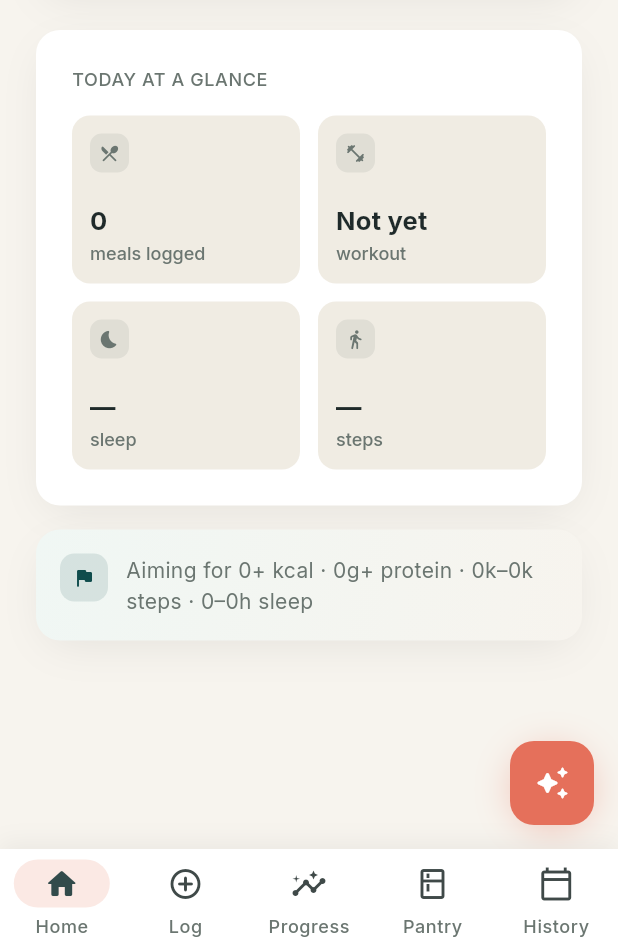
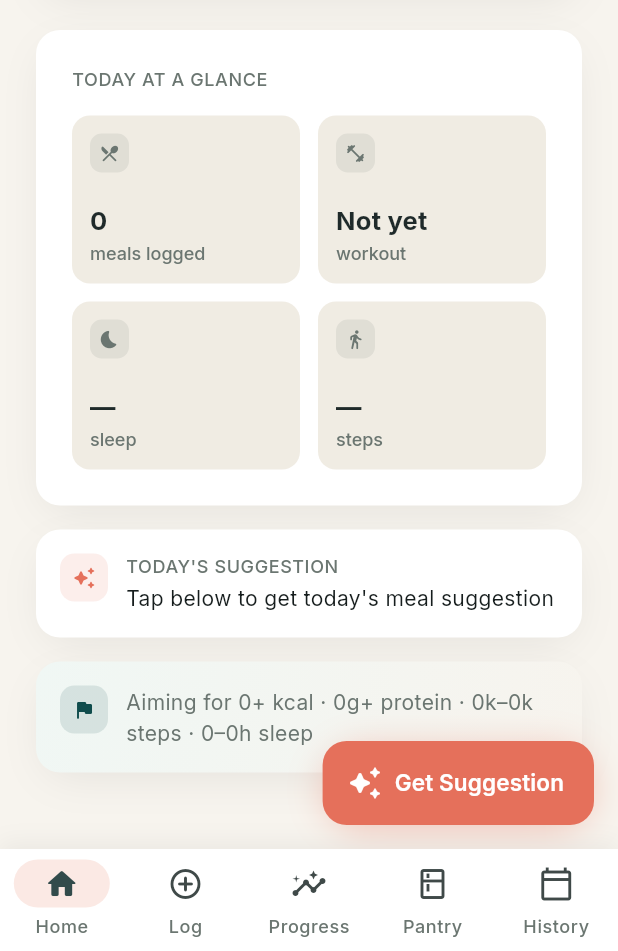
Before and after one commit to PJPhukan/Health-tracker, a Flutter app: the MainShell screen opened directly, on a phone screen of 412 x 824 dp, the part 285-1236 px from its top. Run offline on Flutter 3.47's test engine with Material 3 defaults, Android fonts, the phone set to English and light mode, and no system bars; our stand-ins replace cloud_firestore, firebase_auth, firebase_core, fl_chart, flutter_local_notifications, flutter_timezone and 8 more; missing offline and left inert: health, purchases_flutter; accounts and stored records are empty.

Commit message:
suggestion: cache today's result instead of regenerating every open
- HealthRepository.getTodaySuggestion() / isFromToday(): the newest
  suggestion_history row for today, or null. Regenerating inserts a new
  row rather than overwriting — the old one stays for the past-
  suggestions screen; "today's cache" is always just the latest by
  timestamp.
- New SuggestionCacheService: ensureToday() returns the cache or
  silently generates+persists one (first open of a new day);
  regenerate() always forces a fresh one. HealthProvider owns an
  instance and no longer talks to GeminiService directly for this.
- HealthProvider.initTodaySuggestion() — called once from MainShell
  after loadToday(), before the reminder reschedule (so lunch
  suppression sees a freshly-generated suggestion). getSuggestion() and
  regenerateSuggestion() both route through the same _generateAndCache
  — kept as two names for call-site clarity even though the operation
  is identical.
- Home: FAB is now an extended button that relabels "Get Suggestion" ->
  "Get New Suggestion 🔄" once hasTodaySuggestion is true, and a new
  _SuggestionPreviewCard below the summary metrics shows a 60-char peek
  ("Read more →") or a placeholder when nothing's generated yet.
- Suggestion screen: opens straight into the cached result (no
  redundant network call), shows "Suggested at h:mm a" below the cards.
  Regenerate button relabelled "Get New Suggestion 🔄" and now calls a
  new top-level `regenerateSuggestionFlow(context)` in
  suggestion_screen.dart — a single entry point Home's FAB also calls,
  and the seam Stage 2's ad-gating will hook into.

Tests: 5 new getTodaySuggestion/isFromToday/hasSuggestionOn cases. 73
tests total. analyze clean; debug APK builds.

```diff
--- a/lib/database/health_repository.dart
+++ b/lib/database/health_repository.dart
@@ -329,6 +329,26 @@ class HealthRepository {
     return rows.isNotEmpty;
   }
 
+  /// The most recent suggestion generated today, or null if none has been
+  /// generated yet today — the cache [SuggestionCacheService] reads from.
+  /// "Regenerating" simply inserts another row for the same date; this
+  /// always returns the newest one, so a fresh row transparently replaces
+  /// the cached one while the full history stays intact for the suggestion
+  /// history screen.
+  Future<SuggestionEntry?> getTodaySuggestion() async {
+    final rows = await (await _db).query('suggestion_history',
+        where: _live('date = ?'),
+        whereArgs: [dateKey(DateTime.now())],
+        orderBy: 'timestamp DESC',
+        limit: 1);
+    return rows.isEmpty ? null : SuggestionEntry.fromMap(rows.first);
+  }
+
+  /// True when [entry] was generated today — guards against a suggestion
+  /// held in memory since before a midnight rollover being shown as "today's".
+  bool isFromToday(SuggestionEntry entry) =>
+      entry.date == dateKey(DateTime.now());
+
   // ── Aggregates ───────────────────────────────────────────────────────────
 
   Future<DailySummary> getDailySummary([DateTime? day]) async {
--- a/lib/providers/health_provider.dart
+++ b/lib/providers/health_provider.dart
@@ -11,6 +11,7 @@ import '../screens/pantry_screen.dart';
 import '../services/gemini_service.dart';
 import '../services/health_steps_service.dart';
 import '../services/notification_service.dart';
+import '../services/suggestion_cache_service.dart';
 import '../services/template_matcher.dart';
 import '../services/toast_center.dart';
 
@@ -22,15 +23,20 @@ class HealthProvider extends ChangeNotifier {
     GeminiService? ai,
     HealthStepsService? healthSteps,
     SyncService? sync,
+    SuggestionCacheService? suggestionCache,
   })  : _sync = sync,
         _repo = repo ?? HealthRepository(sync: sync),
         _ai = ai ?? GeminiService(),
-        _healthSteps = healthSteps ?? HealthStepsService();
+        _healthSteps = healthSteps ?? HealthStepsService() {
+    _cache = suggestionCache ??
+        SuggestionCacheService(repo: _repo, ai: _ai);
+  }
 
   final HealthRepository _repo;
   final GeminiService _ai;
   final HealthStepsService _healthSteps;
   final SyncService? _sync;
+  late final SuggestionCacheService _cache;
 
   /// Pull the cloud copy down, flush pending local writes, then refresh the UI.
   /// Called on login and on every app resume; a no-op in local-only mode.
@@ -66,6 +72,14 @@ class HealthProvider extends ChangeNotifier {
 
   String? _suggestionError;
   String? get suggestionError => _suggestionError;
+
+  /// The cached row backing [suggestionText] — null until the first
+  /// suggestion of the day exists. Home reads this for its preview card and
+  /// to decide the FAB's label; the Suggestion screen reads it for the
+  /// "Suggested at …" timestamp.
+  SuggestionEntry? _todaySuggestion;
+  SuggestionEntry? get todaySuggestion => _todaySuggestion;
+  bool get hasTodaySuggestion => _todaySuggestion != null;
 
   String? _loadError;
   String? get loadError => _loadError;
@@ -581,7 +595,42 @@ class HealthProvider extends ChangeNotifier {
 
   // ---- AI ----
 
-  Future<void> getSuggestion() async {
+  /// Called once on app start (after [loadToday]). Shows today's cached
+  /// suggestion instantly if one exists; otherwise generates one silently —
+  /// no loading spinner surfaces for this, Home's preview card just shows its
+  /// placeholder until it resolves. A failure here (offline, no key) is
+  /// swallowed: the user simply sees "no suggestion yet" and can tap to try.
+  Future<void> initTodaySuggestion() async {
+    try {
+      final summary = _today ?? await _repo.getDailySummary();
+      final pantry = await _repo.getAllPantryItems();
+      final entry = await _cache.ensureToday(summary, pantry, _goals);
+      if (entry == null) return;
+      _todaySuggestion = entry;
+      _suggestionText = entry.response;
+      _suggestionStatus = SuggestionStatus.success;
+      notifyListeners();
+    } catch (e) {
+      if (kDebugMode) debugPrint('initTodaySuggestion failed: $e');
+    }
+  }
+
+  /// First suggestion of the day. Kept as a distinct name from
+  /// [regenerateSuggestion] for callers' clarity even though the underlying
+  /// operation — generate, cache, become "today's" — is identical; by the
+  /// time either the Home FAB or the Suggestion screen's button can be
+  /// showing "get new", a suggestion already exists, so there's no case
+  /// where the wrong one gets called.
+  Future<void> getSuggestion() => _generateAndCache();
+
+  /// Forces a fresh suggestion, replacing the cached one for today (a new
+  /// row is inserted; [HealthRepository.getTodaySuggestion] always reads the
+  /// newest, so the old row survives in suggestion_history for the history
+  /// screen). Ad-gating and the upgrade nudge live in the UI layer — see
+  /// `regenerateSuggestionFlow` in suggestion_screen.dart.
+  Future<void> regenerateSuggestion() => _generateAndCache();
+
+  Future<void> _generateAndCache() async {
     _suggestionStatus = SuggestionStatus.loading;
     _suggestionError = null;
     notifyListeners();
@@ -589,21 +638,15 @@ class HealthProvider extends ChangeNotifier {
     try {
       final summary = _today ?? await _repo.getDailySummary();
       final pantry = await _repo.getAllPantryItems();
-      final result = await _ai.getSuggestion(summary, pantry, _goals);
-      _suggestionText = result.text;
+      final entry = await _cache.regenerate(summary, pantry, _goals);
+      _todaySuggestion = entry;
+      _suggestionText = entry.response;
       _suggestionStatus = SuggestionStatus.success;
-
-      await _repo.insertSuggestion(SuggestionEntry(
-        date: summary.date,
-        prompt: result.prompt,
-        response: result.text,
-        timestamp: DateTime.now().toIso8601String(),
-      ));
     } catch (e) {
       _suggestionStatus = SuggestionStatus.error;
       _suggestionError =
           e is AiException ? e.message : "Couldn't get suggestion, try again.";
-      if (kDebugMode) debugPrint('getSuggestion failed: $e');
+      if (kDebugMode) debugPrint('generate suggestion failed: $e');
     }
     notifyListeners();
   }
--- a/lib/screens/home_screen.dart
+++ b/lib/screens/home_screen.dart
@@ -61,8 +61,15 @@ class _HomeScreenState extends State<HomeScreen>
 
     return Scaffold(
       floatingActionButton: _GlowFab(
+        hasTodaySuggestion: provider.hasTodaySuggestion,
         onPressed: () {
-          context.read<HealthProvider>().getSuggestion();
+          if (provider.hasTodaySuggestion) {
+            // Ad-gated on the free tier — see suggestion_screen.dart. Fired
+            // without waiting so navigation feels instant either way.
+            regenerateSuggestionFlow(context);
+          } else {
+            context.read<HealthProvider>().getSuggestion();
+          }
           Navigator.of(context).push(
               MaterialPageRoute(builder: (_) => const SuggestionScreen()));
         },
@@ -114,6 +121,13 @@ class _HomeScreenState extends State<HomeScreen>
                           StaggeredEntrance(
                             animation: _entrance,
                             index: 2,
+                            child: _SuggestionPreviewCard(
+                                suggestion: provider.todaySuggestion),
+                          ),
+                          const SizedBox(height: AppSpacing.md),
+                          StaggeredEntrance(
+                            animation: _entrance,
+                            index: 3,
                             child: _GoalNote(goals: goals),
                           ),
                           if (summary.meals.isNotEmpty ||
@@ -121,7 +135,7 @@ class _HomeScreenState extends State<HomeScreen>
                             const SizedBox(height: AppSpacing.md),
                             StaggeredEntrance(
                               animation: _entrance,
-                              index: 3,
+                              index: 4,
                               child: RecentActivityCard(summary: summary),
                             ),
                           ],
@@ -332,14 +346,18 @@ class _PremiumUpsellBannerState extends State<_PremiumUpsellBanner> {
 // ─── GLOW FAB ───────────────────────────────────────────────────────────────
 
 class _GlowFab extends StatelessWidget {
-  const _GlowFab({required this.onPressed});
+  const _GlowFab({required this.onPressed, required this.hasTodaySuggestion});
   final VoidCallback onPressed;
+
+  /// Once today's suggestion exists, the FAB relabels to make clear a tap
+  /// regenerates rather than fetches for the first time.
+  final bool hasTodaySuggestion;
 
   @override
   Widget build(BuildContext context) {
     return Container(
       decoration: BoxDecoration(
-        shape: BoxShape.circle,
+        borderRadius: BorderRadius.circular(28),
         boxShadow: [
           BoxShadow(
             color: AppColors.accent.withValues(alpha: 0.35),
@@ -349,14 +367,80 @@ class _GlowFab extends StatelessWidget {
           ),
         ],
       ),
-      child: FloatingActionButton(
+      child: FloatingActionButton.extended(
         onPressed: onPressed,
         backgroundColor: AppColors.accent,
         foregroundColor: Colors.white,
         elevation: 0,
         highlightElevation: 0,
-        tooltip: 'Get Suggestion',
-        child: const Icon(Icons.auto_awesome_rounded),
+        icon: const Icon(Icons.auto_awesome_rounded),
+        label: Text(hasTodaySuggestion
+            ? 'Get New Suggestion \u{1F504}'
+            : 'Get Suggestion'),
+      ),
+    );
+  }
+}
+
+// ─── SUGGESTION PREVIEW CARD ────────────────────────────────────────────────
+
+/// "Today's suggestion: …" below the summary metrics — a peek, not the full
+/// text; tapping opens the Suggestion screen where the cached copy is
+/// already loaded (see HealthProvider.initTodaySuggestion).
+class _SuggestionPreviewCard extends StatelessWidget {
+  const _SuggestionPreviewCard({required this.suggestion});
+  final SuggestionEntry? suggestion;
+
+  static const _previewLength = 60;
+
+  @override
+  Widget build(BuildContext context) {
+    final t = Theme.of(context).textTheme;
+    final response = suggestion?.response.trim();
+    final preview = (response == null || response.isEmpty)
+        ? null
+        : (response.length > _previewLength
+            ? '${response.substring(0, _previewLength)}…'
+            : response);
+
+    return SoftCard(
+      onTap: () => Navigator.of(context).push(
+          MaterialPageRoute(builder: (_) => const SuggestionScreen())),
+      padding: const EdgeInsets.all(AppSpacing.md),
+      child: Row(
+        crossAxisAlignment: CrossAxisAlignment.start,
+        children: [
+          const IconBadge(
+            icon: Icons.auto_awesome_rounded,
+            color: AppColors.accent,
+            size: 32,
+            iconSize: 16,
+          ),
+          const SizedBox(width: AppSpacing.sm),
+          Expanded(
+            child: Column(
+              crossAxisAlignment: CrossAxisAlignment.start,
+              children: [
+                const MetaLabel("Today's suggestion"),
+                const SizedBox(height: 2),
+                Text(
+                  preview ?? "Tap below to get today's meal suggestion",
+                  maxLines: 2,
+                  overflow: TextOverflow.ellipsis,
+                  style: t.bodyMedium,
+                ),
+                if (preview != null) ...[
+                  const SizedBox(height: 4),
+                  Text(
+                    'Read more →',
+                    style: t.labelLarge?.copyWith(
+                        color: AppColors.teal, fontWeight: FontWeight.w700),
+                  ),
+                ],
+              ],
+            ),
+          ),
+        ],
       ),
     );
   }
--- a/lib/screens/main_shell.dart
+++ b/lib/screens/main_shell.dart
@@ -43,6 +43,11 @@ class _MainShellState extends State<MainShell> with WidgetsBindingObserver {
       // permission is already granted. Never prompts here.
       await health.initHealthSync();
       await health.loadToday();
+      // Shows today's cached suggestion instantly, or generates one silently
+      // if this is the first open of a new day. Never shows a spinner for
+      // this — Home's preview card just displays a placeholder until it
+      // resolves.
+      await health.initTodaySuggestion();
       // Requesting is a no-op once the user has already granted or denied —
       // safe to call on every launch rather than tracking a "did we ask" flag.
       await NotificationService.instance.requestPermission();
```
Also changed, not shown: lib/screens/suggestion_screen.dart (+32 -3 lines), lib/services/suggestion_cache_service.dart (added, +63 -0 lines), 1 other file.
